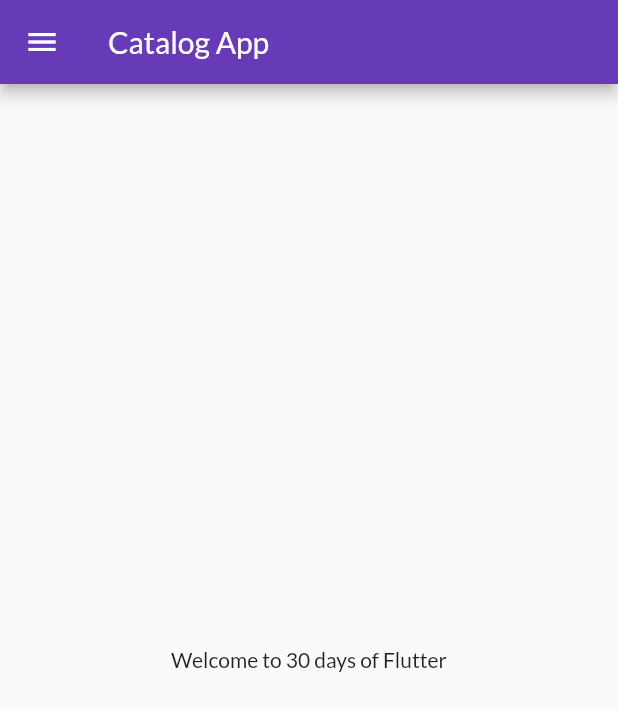
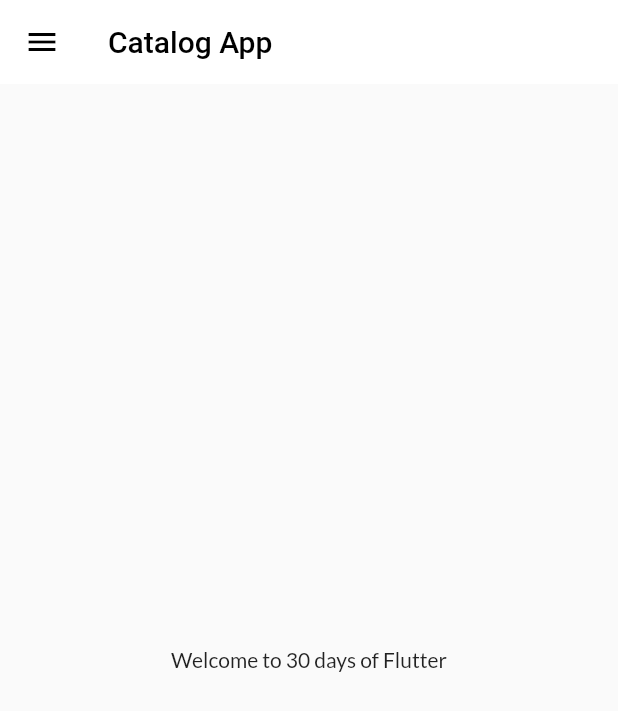
Before and after one commit to Manoj8477/flutter_demo, a Flutter app: the screen it shows after launch, on a phone screen of 412 x 824 dp. Shown: the top 711 px of the screen. Run offline on Flutter 3.47's test engine with Material 2 defaults, Android fonts, the phone set to English and light mode, and no system bars; our stand-ins replace google_fonts.

Commit message:
theme extracted

```diff
--- a/lib/main.dart
+++ b/lib/main.dart
@@ -3,6 +3,7 @@
 import 'package:demo_project/pages/home_page.dart';
 import 'package:demo_project/pages/login_page.dart';
 import 'package:demo_project/util/routes.dart';
+import 'package:demo_project/util/themes.dart';
 import 'package:flutter/material.dart';
 import 'package:google_fonts/google_fonts.dart';
 
@@ -16,10 +17,7 @@ class MyApp extends StatelessWidget {
     return MaterialApp(
       // home: HomePage(),
       themeMode: ThemeMode.light,
-      theme: ThemeData(
-          primarySwatch: Colors.deepPurple,
-          fontFamily: GoogleFonts.lato().fontFamily,
-          ),
+      theme: MyTheme.lightTheme(context),
       darkTheme: ThemeData(brightness: Brightness.dark),
       initialRoute: MyRoute.homePage,
       routes: {
--- a/lib/pages/home_page.dart
+++ b/lib/pages/home_page.dart
@@ -1,6 +1,6 @@
 // ignore_for_file: avoid_unnecessary_containers, use_key_in_widget_constructors
 
-import 'package:demo_project/pages/drawer.dart';
+import 'package:demo_project/widgets/drawer.dart';
 import 'package:flutter/material.dart';
 
 class HomePage extends StatelessWidget {
@@ -9,14 +9,17 @@ class HomePage extends StatelessWidget {
   Widget build(BuildContext context) {
     return Scaffold(
       appBar: AppBar(
-        title: const Text("Catalog App"),
+        title: Text(
+          "Catalog App",
+          style: TextStyle(color: Colors.black),
+        ),
       ),
       body: Center(
         child: Container(
           child: Text("Welcome to $days days of Flutter"),
         ),
       ),
-      drawer:  MyDrawer(),
+      drawer: MyDrawer(),
     );
   }
 }
--- /dev/null
+++ b/lib/util/themes.dart
@@ -0,0 +1,20 @@
+// ignore_for_file: prefer_const_constructors, deprecated_member_use
+
+import 'package:flutter/material.dart';
+import 'package:google_fonts/google_fonts.dart';
+
+
+
+class MyTheme {
+  static ThemeData lightTheme(BuildContext context) => ThemeData(
+      primarySwatch: Colors.deepPurple,
+      fontFamily: GoogleFonts.lato().fontFamily,
+      appBarTheme: AppBarTheme(
+          color: Colors.white,
+          elevation: 0.0,
+          iconTheme: IconThemeData(color: Colors.black),
+          textTheme: Theme.of(context).textTheme));
+
+  static ThemeData darkTheme(BuildContext context) =>
+      ThemeData(brightness: Brightness.dark);
+}
```
Also changed, not shown: lib/widgets/drawer.dart (renamed from lib/pages/drawer.dart).
